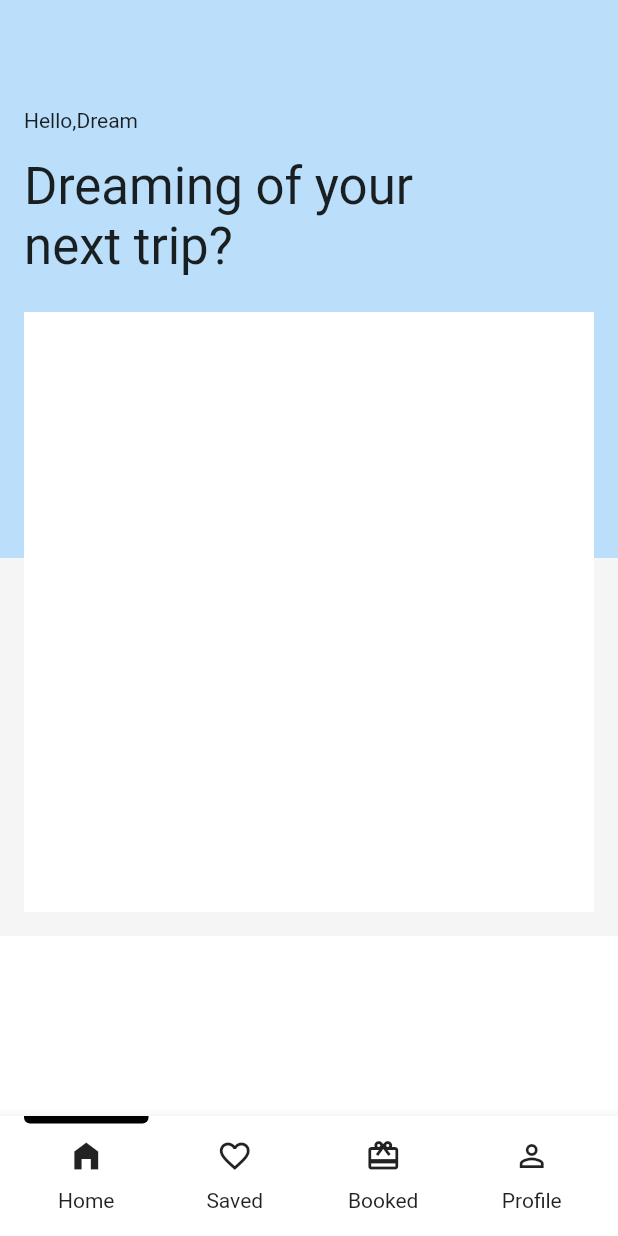
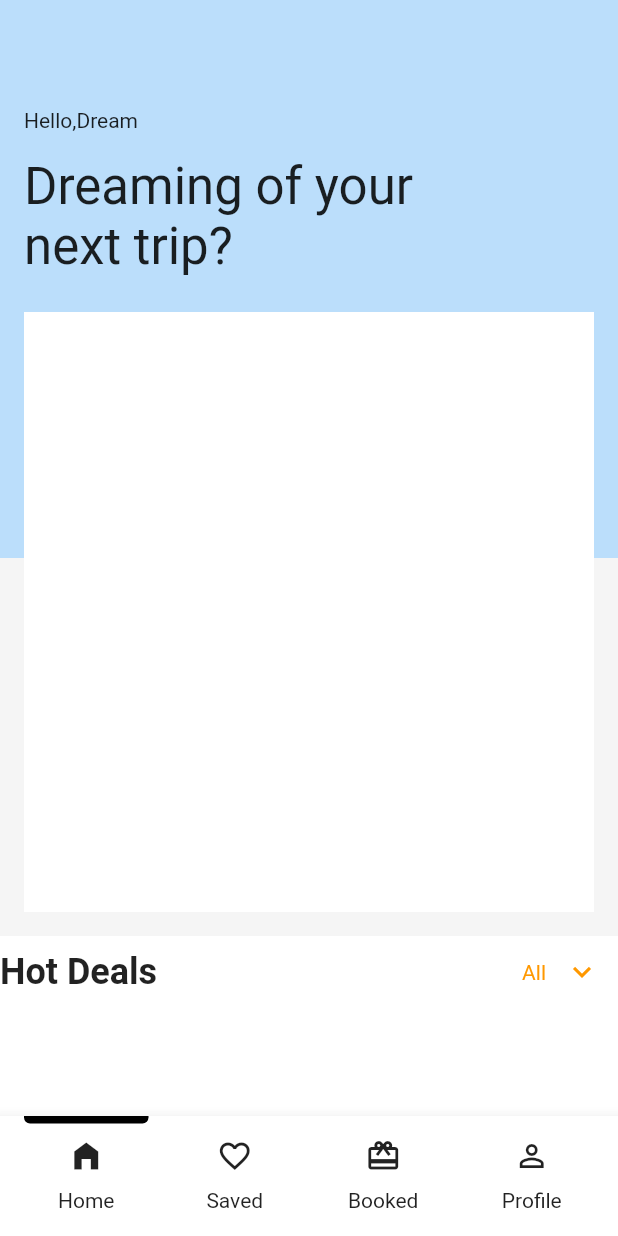
Before and after one commit to JAICHANGPARK/flutter_notebook_chapter_24, a Flutter app: the screen it shows after launch, on a phone screen of 412 x 824 dp. Run offline on Flutter 3.47's test engine with Material 2 defaults, Android fonts, the phone set to English and light mode, and no system bars; our stand-ins replace flutter_riverpod, freezed_annotation, ionicons, percent_indicator; missing offline and left inert: crypto_font_icons.

Commit message:
Update travel_app_main_page.dart

```diff
--- a/lib/ep1365_travel_app/view/travel_app_main_page.dart
+++ b/lib/ep1365_travel_app/view/travel_app_main_page.dart
@@ -51,12 +51,12 @@ class _TravelAppMainPageState extends State<TravelAppMainPage> {
                           Expanded(
                             child: Column(
                               crossAxisAlignment: CrossAxisAlignment.start,
-                              children: [
-                                const Text("Hello,Dream"),
-                                const SizedBox(
+                              children: const [
+                                Text("Hello,Dream"),
+                                SizedBox(
                                   height: 16,
                                 ),
-                                const Text(
+                                Text(
                                   "Dreaming of your next trip?",
                                   style: TextStyle(
                                     fontSize: 34,
@@ -90,6 +90,50 @@ class _TravelAppMainPageState extends State<TravelAppMainPage> {
                 Expanded(
                   child: Container(
                     color: Colors.white,
+                    child: Column(
+                      children: [
+                        Row(
+                          children: [
+                            Text(
+                              "Hot Deals",
+                              style: TextStyle(
+                                fontWeight: FontWeight.bold,
+                                fontSize: 24,
+                              ),
+                            ),
+                            Spacer(),
+                            Text(
+                              "All",
+                              style: TextStyle(
+                                color: Colors.orange,
+                              ),
+                            ),
+                            PopupMenuButton(
+                              itemBuilder: (context) {
+                                return [
+                                  const PopupMenuItem<String>(
+                                    value: "All",
+                                    child: Text('All'),
+                                  ),
+                                  const PopupMenuItem<String>(
+                                    value: "1",
+                                    child: Text('1'),
+                                  ),
+                                  const PopupMenuItem<String>(
+                                    value: "2",
+                                    child: Text('2'),
+                                  )
+                                ];
+                              },
+                              icon: Icon(
+                                Icons.keyboard_arrow_down,
+                                color: Colors.orange,
+                              ),
+                            ),
+                          ],
+                        )
+                      ],
+                    ),
                   ),
                 )
               ],
```
